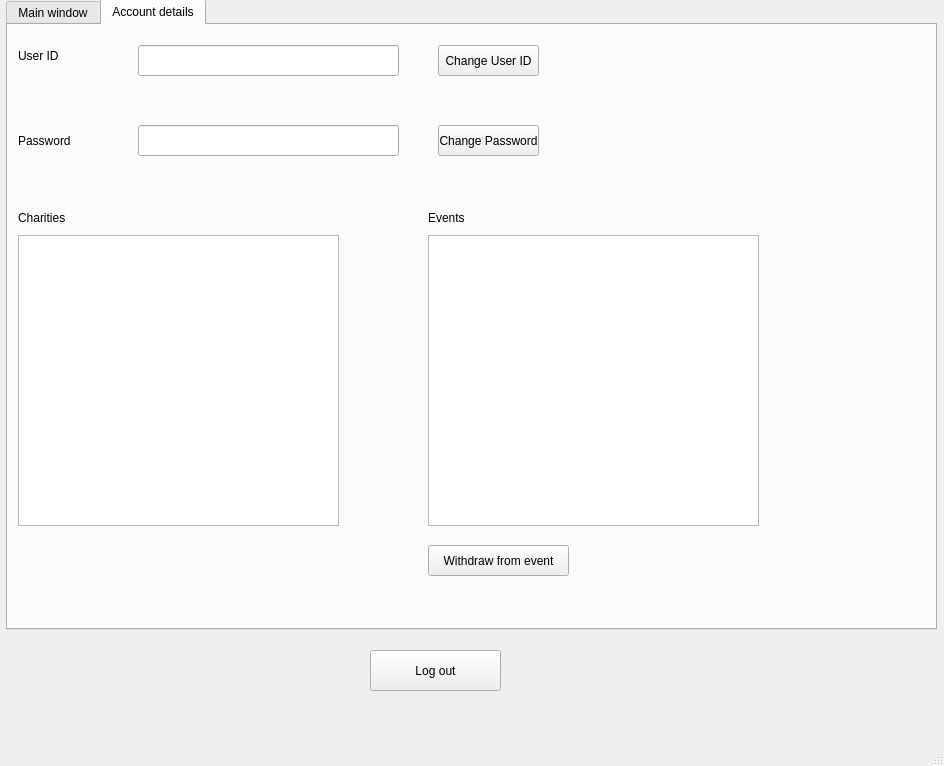
Before: the Qt Designer form program/view/uiFiles/main_page.ui in Couziii/Test-Charity-Event-Manager, drawn with Qt 5.
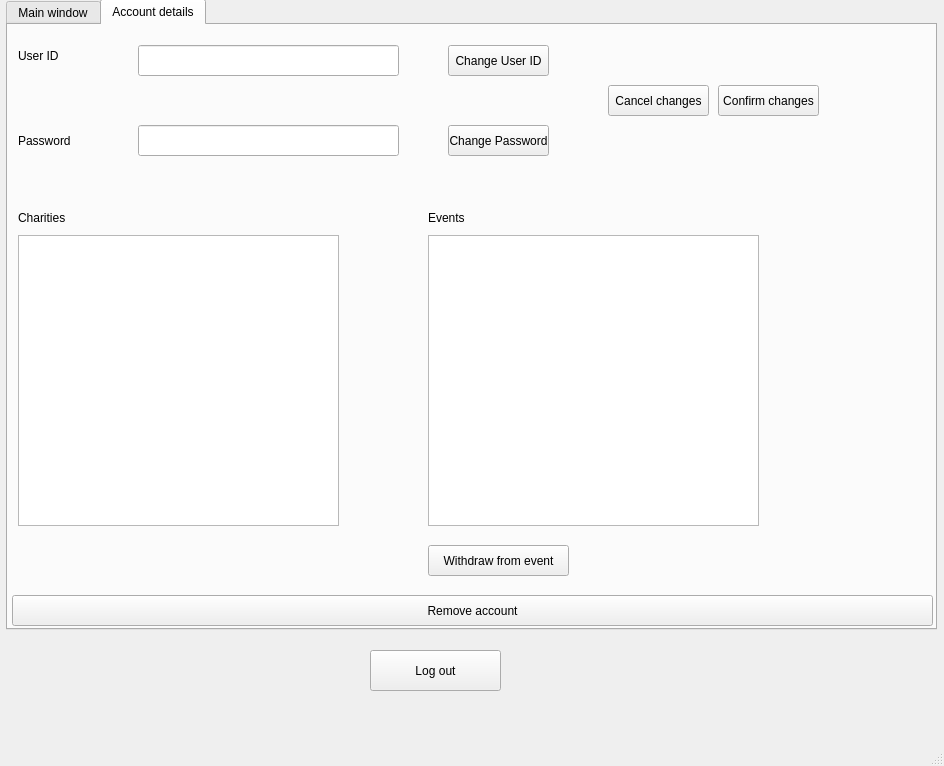
After: the same form once the commit is applied.

Commit message: finished backend for account management and connected it to frontend

Diff of the .ui file:
```diff
--- a/program/view/uiFiles/main_page.ui
+++ b/program/view/uiFiles/main_page.ui
@@ -143,7 +143,7 @@
      <widget class="QPushButton" name="btn_ad_change_user_id">
       <property name="geometry">
        <rect>
-        <x>430</x>
+        <x>440</x>
         <y>20</y>
         <width>101</width>
         <height>31</height>
@@ -156,7 +156,7 @@
      <widget class="QPushButton" name="btn_ad_change_password">
       <property name="geometry">
        <rect>
-        <x>430</x>
+        <x>440</x>
         <y>100</y>
         <width>101</width>
         <height>31</height>
@@ -195,7 +195,49 @@
        <string/>
       </property>
       <property name="styleSheet">
-        <string>color: red;</string>
+       <string>color: red;</string>
+      </property>
+      <property name="text">
+       <string/>
+      </property>
+     </widget>
+     <widget class="QPushButton" name="btn_ad_cancel_changes">
+      <property name="geometry">
+       <rect>
+        <x>600</x>
+        <y>60</y>
+        <width>101</width>
+        <height>31</height>
+       </rect>
+      </property>
+      <property name="text">
+       <string>Cancel changes</string>
+      </property>
+     </widget>
+     <widget class="QPushButton" name="btn_ad_confirm_changes">
+      <property name="geometry">
+       <rect>
+        <x>710</x>
+        <y>60</y>
+        <width>101</width>
+        <height>31</height>
+       </rect>
+      </property>
+      <property name="text">
+       <string>Confirm changes</string>
+      </property>
+     </widget>
+     <widget class="QPushButton" name="btn_ad_remove_account">
+      <property name="geometry">
+       <rect>
+        <x>4</x>
+        <y>570</y>
+        <width>921</width>
+        <height>31</height>
+       </rect>
+      </property>
+      <property name="text">
+       <string>Remove account</string>
       </property>
      </widget>
     </widget>
```
Left out of the diff: 9 changed lines with no effect on the pictures. The commit also changes 12 other files.
